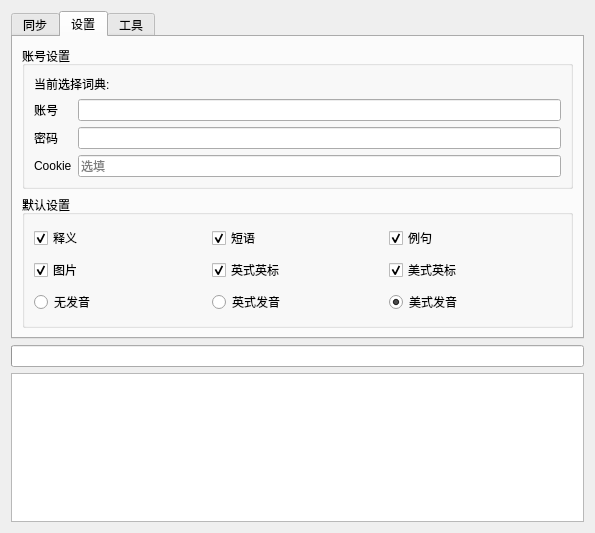
lixvbnet/Dict2Anki, file Dict2Anki/addon/UIForm/mainUI.ui: the form before one commit.
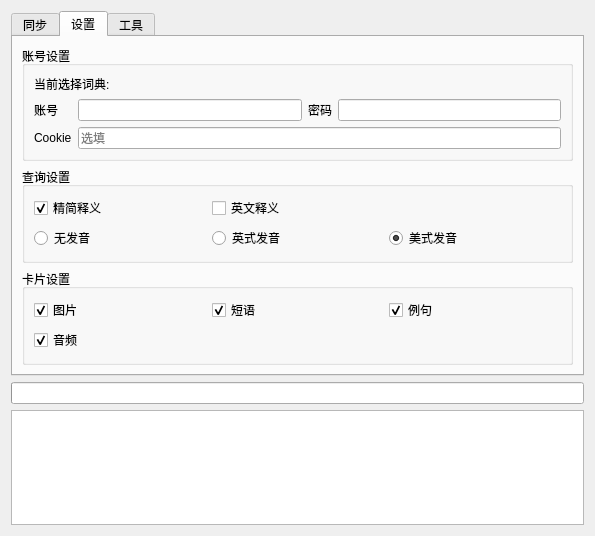
The form after the commit. The open tabs and pages were chosen to show the change.

What changed in the file:
```diff
--- a/Dict2Anki/addon/UIForm/mainUI.ui
+++ b/Dict2Anki/addon/UIForm/mainUI.ui
@@ -7,7 +7,7 @@
     <x>0</x>
     <y>0</y>
     <width>595</width>
-    <height>533</height>
+    <height>536</height>
    </rect>
   </property>
   <property name="windowTitle">
@@ -200,70 +200,30 @@
        <item row="1" column="0" colspan="2">
         <widget class="QGroupBox" name="defaultConfigGroupBox">
          <property name="title">
-          <string>默认设置</string>
+          <string>查询设置</string>
          </property>
          <layout class="QGridLayout" name="gridLayout">
-          <item row="1" column="1">
-           <widget class="QCheckBox" name="BrEPhoneticCheckBox">
-            <property name="text">
-             <string>英式英标</string>
-            </property>
-            <property name="checked">
-             <bool>true</bool>
-            </property>
-           </widget>
-          </item>
-          <item row="1" column="0">
-           <widget class="QCheckBox" name="imageCheckBox">
-            <property name="text">
-             <string>图片</string>
-            </property>
-            <property name="checked">
-             <bool>true</bool>
-            </property>
-           </widget>
-          </item>
-          <item row="0" column="0">
-           <widget class="QCheckBox" name="definitionCheckBox">
-            <property name="text">
-             <string>释义</string>
-            </property>
-            <property name="checked">
-             <bool>true</bool>
-            </property>
-           </widget>
-          </item>
-          <item row="0" column="2">
-           <widget class="QCheckBox" name="sentenceCheckBox">
-            <property name="text">
-             <string>例句</string>
-            </property>
-            <property name="checked">
-             <bool>true</bool>
-            </property>
-           </widget>
-          </item>
           <item row="0" column="1">
-           <widget class="QCheckBox" name="phraseCheckBox">
-            <property name="text">
-             <string>短语</string>
+           <widget class="QCheckBox" name="enDefinitionCheckBox">
+            <property name="toolTip">
+             <string>Include English Translations</string>
             </property>
-            <property name="checked">
-             <bool>true</bool>
+            <property name="text">
+             <string>英文释义</string>
             </property>
            </widget>
           </item>
           <item row="1" column="2">
-           <widget class="QCheckBox" name="AmEPhoneticCheckBox">
+           <widget class="QRadioButton" name="AmEPronRadioButton">
             <property name="text">
-             <string>美式英标</string>
+             <string>美式发音</string>
             </property>
             <property name="checked">
              <bool>true</bool>
             </property>
            </widget>
           </item>
-          <item row="5" column="0">
+          <item row="1" column="0">
            <widget class="QRadioButton" name="noPronRadioButton">
             <property name="enabled">
              <bool>true</bool>
@@ -273,17 +233,20 @@
             </property>
            </widget>
           </item>
-          <item row="5" column="2">
-           <widget class="QRadioButton" name="AmEPronRadioButton">
+          <item row="0" column="0">
+           <widget class="QCheckBox" name="briefDefinitionCheckBox">
+            <property name="toolTip">
+             <string>Prefer Brief Definitions</string>
+            </property>
             <property name="text">
-             <string>美式发音</string>
+             <string>精简释义</string>
             </property>
             <property name="checked">
              <bool>true</bool>
             </property>
            </widget>
           </item>
-          <item row="5" column="1">
+          <item row="1" column="1">
            <widget class="QRadioButton" name="BrEPronRadioButton">
             <property name="text">
              <string>英式发音</string>
@@ -326,40 +289,26 @@
            </widget>
           </item>
           <item row="1" column="1">
-           <widget class="QLineEdit" name="usernameLineEdit">
-            <property name="sizePolicy">
-             <sizepolicy hsizetype="Expanding" vsizetype="Fixed">
-              <horstretch>0</horstretch>
-              <verstretch>0</verstretch>
-             </sizepolicy>
-            </property>
-           </widget>
+           <widget class="QLineEdit" name="usernameLineEdit"/>
           </item>
-          <item row="2" column="0">
+          <item row="1" column="2">
            <widget class="QLabel" name="passwordLabel">
             <property name="text">
              <string>密码</string>
             </property>
-            <property name="alignment">
-             <set>Qt::AlignLeading|Qt::AlignLeft|Qt::AlignVCenter</set>
-            </property>
            </widget>
           </item>
-          <item row="2" column="1">
-           <widget class="QLineEdit" name="passwordLineEdit">
-            <property name="sizePolicy">
-             <sizepolicy hsizetype="Expanding" vsizetype="Fixed">
-              <horstretch>0</horstretch>
-              <verstretch>0</verstretch>
-             </sizepolicy>
-            </property>
-            <property name="echoMode">
-             <enum>QLineEdit::PasswordEchoOnEdit</enum>
-            </property>
-           </widget>
+          <item row="1" column="3">
+           <widget class="QLineEdit" name="passwordLineEdit"/>
           </item>
-          <item row="3" column="0">
+          <item row="2" column="0">
            <widget class="QLabel" name="cookieLabel">
+            <property name="sizePolicy">
+             <sizepolicy hsizetype="Fixed" vsizetype="Fixed">
+              <horstretch>0</horstretch>
+              <verstretch>0</verstretch>
+             </sizepolicy>
+            </property>
             <property name="text">
              <string>Cookie</string>
             </property>
@@ -368,14 +317,8 @@
             </property>
            </widget>
           </item>
-          <item row="3" column="1">
+          <item row="2" column="1" colspan="3">
            <widget class="QLineEdit" name="cookieLineEdit">
-            <property name="sizePolicy">
-             <sizepolicy hsizetype="Expanding" vsizetype="Fixed">
-              <horstretch>0</horstretch>
-              <verstretch>0</verstretch>
-             </sizepolicy>
-            </property>
             <property name="placeholderText">
              <string>选填</string>
             </property>
@@ -387,6 +330,55 @@
          </layout>
         </widget>
        </item>
+       <item row="2" column="0" colspan="2">
+        <widget class="QGroupBox" name="cardConfigGroupBox">
+         <property name="title">
+          <string>卡片设置</string>
+         </property>
+         <layout class="QGridLayout" name="gridLayout_6">
+          <item row="0" column="2">
+           <widget class="QCheckBox" name="sentenceCheckBox">
+            <property name="text">
+             <string>例句</string>
+            </property>
+            <property name="checked">
+             <bool>true</bool>
+            </property>
+           </widget>
+          </item>
+          <item row="0" column="0">
+           <widget class="QCheckBox" name="imageCheckBox">
+            <property name="text">
+             <string>图片</string>
+            </property>
+            <property name="checked">
+             <bool>true</bool>
+            </property>
+           </widget>
+          </item>
+          <item row="0" column="1">
+           <widget class="QCheckBox" name="phraseCheckBox">
+            <property name="text">
+             <string>短语</string>
+            </property>
+            <property name="checked">
+             <bool>true</bool>
+            </property>
+           </widget>
+          </item>
+          <item row="1" column="0">
+           <widget class="QCheckBox" name="pronunciationCheckBox">
+            <property name="text">
+             <string>音频</string>
+            </property>
+            <property name="checked">
+             <bool>true</bool>
+            </property>
+           </widget>
+          </item>
+         </layout>
+        </widget>
+       </item>
       </layout>
      </widget>
      <widget class="QWidget" name="utilitiesTab">
```
Left out of the diff: 32 changed lines with no effect on the pictures.
